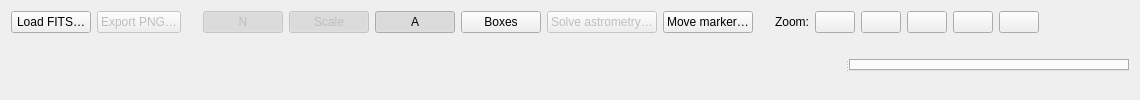
Before: the Qt Designer form nightscribe/gui/ui/ufe_dialog.ui in irydeo/nightscribe, drawn with Qt 5.
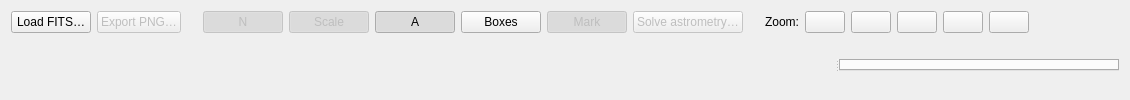
After: the same form once the commit is applied.

```diff
--- a/nightscribe/gui/ui/ufe_dialog.ui
+++ b/nightscribe/gui/ui/ufe_dialog.ui
@@ -24,8 +24,8 @@
      <item><widget class="QPushButton" name="btn_scale"><property name="text"><string>Scale</string></property><property name="toolTip"><string>Scale bar (needs a WCS)</string></property><property name="enabled"><bool>false</bool></property><property name="checkable"><bool>true</bool></property><property name="checked"><bool>true</bool></property></widget></item>
      <item><widget class="QPushButton" name="btn_annot"><property name="text"><string>A</string></property><property name="toolTip"><string>Saved annotations (the marks stored on this plate)</string></property><property name="checkable"><bool>true</bool></property><property name="checked"><bool>true</bool></property></widget></item>
      <item><widget class="QPushButton" name="btn_boxes"><property name="text"><string>Boxes</string></property><property name="toolTip"><string>Metadata corner boxes: object, date, position, brightness, observer, equipment and plate scale (on screen and in the exported PNG)</string></property><property name="checkable"><bool>true</bool></property><property name="checked"><bool>false</bool></property></widget></item>
+      <item><widget class="QPushButton" name="btn_mark"><property name="text"><string>Mark</string></property><property name="toolTip"><string>Object mark: where the attached object sits on the plate (needs a WCS; on screen and in the exported PNG)</string></property><property name="enabled"><bool>false</bool></property><property name="checkable"><bool>true</bool></property><property name="checked"><bool>true</bool></property></widget></item>
      <item><widget class="QPushButton" name="btn_solve"><property name="text"><string>Solve astrometry…</string></property><property name="toolTip"><string>Blind-solve the plate with Astrometry.net (the file on disk is never modified)</string></property><property name="enabled"><bool>false</bool></property></widget></item>
-     <item><widget class="QPushButton" name="btn_move"><property name="text"><string>Move marker…</string></property><property name="toolTip"><string>Move the target mark to a new position on the plate. The marker is a visual aid; the sequence maths never reads it.</string></property></widget></item>
      <item><spacer name="hsp_bar2"><property name="orientation"><enum>Qt::Horizontal</enum></property><property name="sizeType"><enum>QSizePolicy::Fixed</enum></property><property name="sizeHint" stdset="0"><size><width>16</width><height>20</height></size></property></spacer></item>
      <item><widget class="QLabel" name="lbl_zoom_hint"><property name="text"><string>Zoom:</string></property></widget></item>
      <item><widget class="QPushButton" name="btn_zoom_fit"><property name="text"><string/></property></widget></item>
```
Lines whose indentation alone changed are shown as unchanged.
